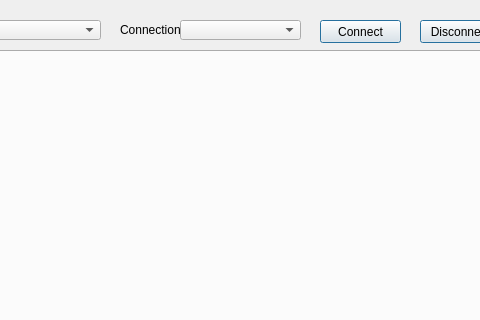
Qt form src/mainwindow.ui (Donn13Darko/uC_Interfacer) before a commit; both pictures show x 500 to 980 and y 0 to 320 of the 1070 by 510 pixel window.
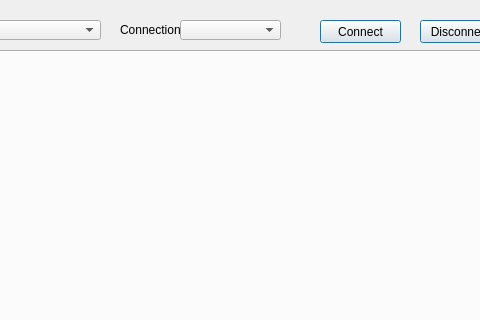
The same form after that commit.

```diff
--- a/src/mainwindow.ui
+++ b/src/mainwindow.ui
@@ -120,7 +120,7 @@
      <rect>
       <x>680</x>
       <y>20</y>
-      <width>121</width>
+      <width>101</width>
       <height>20</height>
      </rect>
     </property>
```
